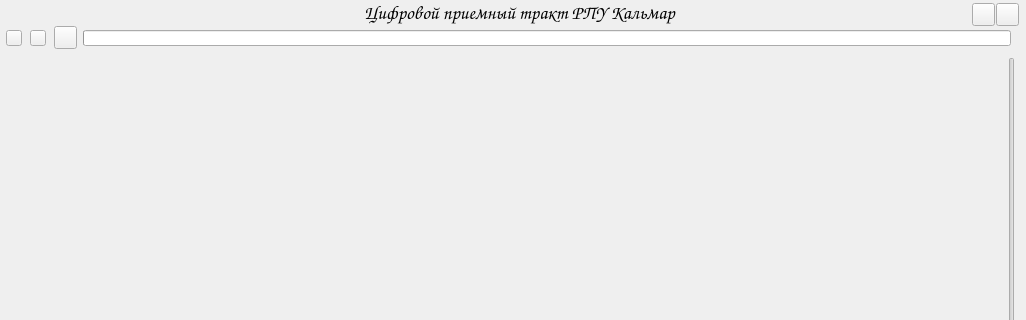
Above: widget.ui from FeZar97/DK before the change; both pictures show x 0 to 1026 and y 0 to 320 of the 1026 by 776 pixel window. Below: the same form after it.
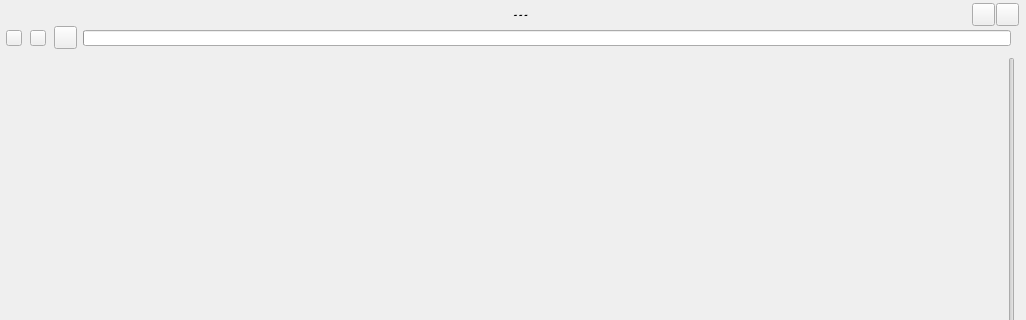
That is the form after the change. Icons and pictures are not drawn. Custom widgets are drawn as their Qt base class.

```diff
--- a/widget.ui
+++ b/widget.ui
@@ -29,9 +29,6 @@
    <iconset resource="images.qrc">
     <normaloff>:/buttons/SquidLow.png</normaloff>:/buttons/SquidLow.png</iconset>
   </property>
-  <property name="autoFillBackground">
-   <bool>false</bool>
-  </property>
   <widget class="QWidget" name="widgetInterface" native="true">
    <property name="geometry">
     <rect>
@@ -111,7 +108,7 @@
      <enum>QFrame::NoFrame</enum>
     </property>
     <property name="text">
-     <string>Цифровой приемный тракт РПУ Кальмар</string>
+     <string>---</string>
     </property>
     <property name="alignment">
      <set>Qt::AlignCenter</set>
```
